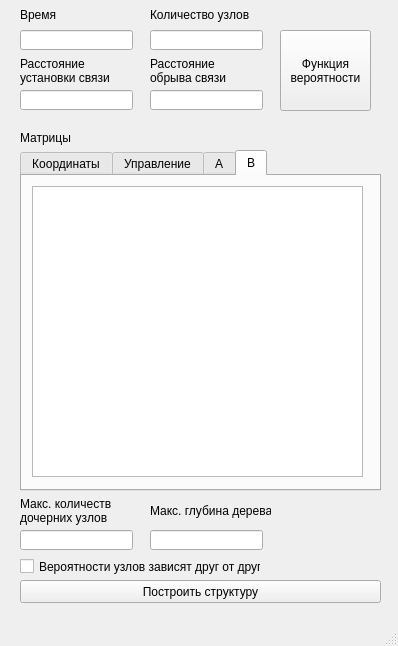
This is forms/main_win.ui in rmksrv/Multilevel_Hierarchy as Qt 5 draws it before an edit. The edited form follows.
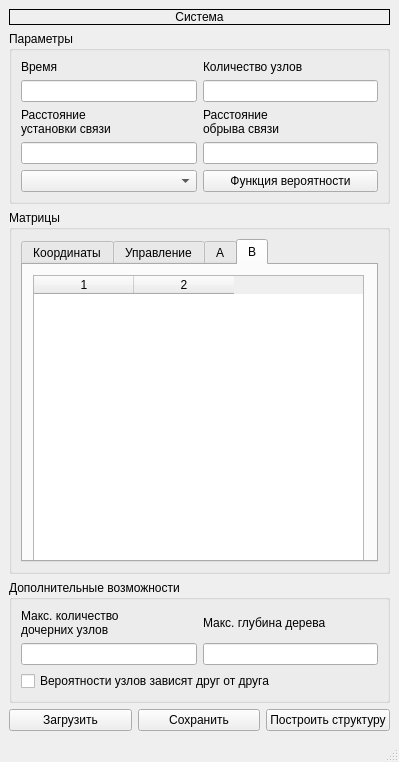
This is the edited form. The open tabs and pages were chosen to show the change.

The edit to the form file:
```diff
--- a/forms/main_win.ui
+++ b/forms/main_win.ui
@@ -6,23 +6,101 @@
    <rect>
     <x>0</x>
     <y>0</y>
-    <width>398</width>
-    <height>646</height>
+    <width>399</width>
+    <height>762</height>
    </rect>
   </property>
   <property name="windowTitle">
    <string>MainWindow</string>
   </property>
   <widget class="QWidget" name="centralwidget">
+   <layout class="QVBoxLayout" name="verticalLayout_2">
+    <item>
+     <layout class="QVBoxLayout" name="verticalLayout__description">
+      <item>
+       <widget class="QLabel" name="label__nextNode">
+        <property name="frameShape">
+         <enum>QFrame::Box</enum>
+        </property>
+        <property name="text">
+         <string>Система</string>
+        </property>
+        <property name="alignment">
+         <set>Qt::AlignCenter</set>
+        </property>
+       </widget>
+      </item>
+     </layout>
+    </item>
+    <item>
+     <widget class="QGroupBox" name="groupBox__params">
+      <property name="title">
+       <string>Параметры</string>
+      </property>
+      <layout class="QGridLayout" name="gridLayout">
+       <item row="0" column="0">
+        <widget class="QLabel" name="label__inputTime">
+         <property name="text">
+          <string>Время</string>
+         </property>
+        </widget>
+       </item>
+       <item row="0" column="1">
+        <widget class="QLabel" name="label__inputNodeAmount">
+         <property name="text">
+          <string>Количество узлов</string>
+         </property>
+        </widget>
+       </item>
+       <item row="1" column="0">
+        <widget class="QLineEdit" name="lineEdit__inputTime"/>
+       </item>
+       <item row="1" column="1">
+        <widget class="QLineEdit" name="lineEdit__inputNodeAmount"/>
+       </item>
+       <item row="2" column="0">
+        <widget class="QLabel" name="label__inputDistanceLinkOn">
+         <property name="text">
+          <string>Расстояние
+установки связи</string>
+         </property>
+        </widget>
+       </item>
+       <item row="2" column="1">
+        <widget class="QLabel" name="label__inputDistanceLinkOff">
+         <property name="text">
+          <string>Расстояние
+обрыва связи</string>
+         </property>
+        </widget>
+       </item>
+       <item row="3" column="0">
+        <widget class="QLineEdit" name="lineEdit__inputDistanceLinkOn"/>
+       </item>
+       <item row="3" column="1">
+        <widget class="QLineEdit" name="lineEdit__inputDistanceLinkOff"/>
+       </item>
+       <item row="4" column="0">
+        <widget class="QComboBox" name="comboBox__smoothFunc"/>
+       </item>
+       <item row="4" column="1">
+        <widget class="QPushButton" name="pushButton__showProbFunc">
+         <property name="text">
+          <string>Функция вероятности</string>
+         </property>
+        </widget>
+       </item>
+      </layout>
+     </widget>
+    </item>
+    <item>
+     <widget class="QGroupBox" name="groupBox__matrices">
+      <property name="title">
+       <string>Матрицы</string>
+      </property>
+      <layout class="QHBoxLayout" name="horizontalLayout_2">
+       <item>
    <widget class="QTabWidget" name="tabWidget__inputMatrices">
-    <property name="geometry">
-     <rect>
-      <x>20</x>
-      <y>150</y>
-      <width>361</width>
-      <height>341</height>
-     </rect>
-    </property>
     <property name="currentIndex">
      <number>0</number>
     </property>
@@ -84,203 +162,84 @@
         <height>291</height>
        </rect>
       </property>
-     </widget>
-    </widget>
-   </widget>
-   <widget class="QLabel" name="label__inputMatrices">
-    <property name="geometry">
-     <rect>
-      <x>20</x>
-      <y>122</y>
-      <width>351</width>
-      <height>31</height>
-     </rect>
-    </property>
-    <property name="text">
-     <string>Матрицы</string>
-    </property>
-   </widget>
-   <widget class="QLineEdit" name="lineEdit__inputNodeAmount">
-    <property name="geometry">
-     <rect>
-      <x>150</x>
-      <y>30</y>
-      <width>113</width>
-      <height>20</height>
-     </rect>
-    </property>
-   </widget>
-   <widget class="QLineEdit" name="lineEdit__inputTime">
-    <property name="geometry">
-     <rect>
-      <x>20</x>
-      <y>30</y>
-      <width>113</width>
-      <height>20</height>
-     </rect>
-    </property>
-   </widget>
-   <widget class="QLabel" name="label__inputTime">
-    <property name="geometry">
-     <rect>
-      <x>20</x>
-      <y>-1</y>
-      <width>111</width>
-      <height>31</height>
-     </rect>
-    </property>
-    <property name="text">
-     <string>Время</string>
-    </property>
-   </widget>
-   <widget class="QLabel" name="label__inputNodeAmount">
-    <property name="geometry">
-     <rect>
-      <x>150</x>
-      <y>-1</y>
-      <width>111</width>
-      <height>31</height>
-     </rect>
-    </property>
-    <property name="text">
-     <string>Количество узлов</string>
-    </property>
-   </widget>
+           <property name="sizeAdjustPolicy">
+            <enum>QAbstractScrollArea::AdjustToContents</enum>
+           </property>
+           <property name="columnCount">
+            <number>2</number>
+           </property>
+           <column/>
+           <column/>
+          </widget>
+         </widget>
+        </widget>
+       </item>
+      </layout>
+     </widget>
+    </item>
+    <item>
+     <widget class="QGroupBox" name="groupBox__features">
+      <property name="title">
+       <string>Дополнительные возможности</string>
+      </property>
+      <layout class="QGridLayout" name="gridLayout_2">
+       <item row="0" column="0">
    <widget class="QLabel" name="label__inputMaxSubNodes">
-    <property name="geometry">
-     <rect>
-      <x>20</x>
-      <y>490</y>
-      <width>91</width>
-      <height>41</height>
-     </rect>
-    </property>
     <property name="text">
      <string>Макс. количество
 дочерних узлов</string>
     </property>
    </widget>
-   <widget class="QLineEdit" name="lineEdit__inputMaxSubNodes">
-    <property name="geometry">
-     <rect>
-      <x>20</x>
-      <y>530</y>
-      <width>113</width>
-      <height>20</height>
-     </rect>
-    </property>
-   </widget>
+       </item>
+       <item row="0" column="1">
    <widget class="QLabel" name="label__inputMaxTreeLength">
-    <property name="geometry">
-     <rect>
-      <x>150</x>
-      <y>490</y>
-      <width>121</width>
-      <height>41</height>
-     </rect>
-    </property>
     <property name="text">
      <string>Макс. глубина дерева</string>
     </property>
    </widget>
-   <widget class="QLineEdit" name="lineEdit__inputMaxTreeLength">
-    <property name="geometry">
-     <rect>
-      <x>150</x>
-      <y>530</y>
-      <width>113</width>
-      <height>20</height>
-     </rect>
-    </property>
-   </widget>
+       </item>
+       <item row="1" column="0">
+        <widget class="QLineEdit" name="lineEdit__inputMaxSubNodes"/>
+       </item>
+       <item row="1" column="1">
+        <widget class="QLineEdit" name="lineEdit__inputMaxTreeLength"/>
+       </item>
+       <item row="2" column="0" colspan="2">
    <widget class="QCheckBox" name="checkBox__inputProbDepending">
-    <property name="geometry">
-     <rect>
-      <x>20</x>
-      <y>556</y>
-      <width>241</width>
-      <height>21</height>
-     </rect>
-    </property>
     <property name="text">
      <string>Вероятности узлов зависят друг от друга</string>
     </property>
    </widget>
+       </item>
+      </layout>
+     </widget>
+    </item>
+    <item>
+     <layout class="QHBoxLayout" name="horizontalLayout">
+      <item>
+       <widget class="QPushButton" name="pushButton__loadParams">
+        <property name="text">
+         <string>Загрузить</string>
+        </property>
+       </widget>
+      </item>
+      <item>
+       <widget class="QPushButton" name="pushButton__saveParams">
+        <property name="text">
+         <string>Сохранить</string>
+        </property>
+       </widget>
+      </item>
+      <item>
    <widget class="QPushButton" name="pushButton__buildStructure">
-    <property name="geometry">
-     <rect>
-      <x>20</x>
-      <y>580</y>
-      <width>361</width>
-      <height>23</height>
-     </rect>
-    </property>
     <property name="text">
      <string>Построить структуру</string>
     </property>
    </widget>
-   <widget class="QLabel" name="label__inputDistanceLinkOn">
-    <property name="geometry">
-     <rect>
-      <x>20</x>
-      <y>50</y>
-      <width>111</width>
-      <height>41</height>
-     </rect>
-    </property>
-    <property name="text">
-     <string>Расстояние
-установки связи</string>
-    </property>
-   </widget>
-   <widget class="QLineEdit" name="lineEdit__inputDistanceLinkOn">
-    <property name="geometry">
-     <rect>
-      <x>20</x>
-      <y>90</y>
-      <width>113</width>
-      <height>20</height>
-     </rect>
-    </property>
-   </widget>
-   <widget class="QLabel" name="label__inputDistanceLinkOff">
-    <property name="geometry">
-     <rect>
-      <x>150</x>
-      <y>50</y>
-      <width>111</width>
-      <height>41</height>
-     </rect>
-    </property>
-    <property name="text">
-     <string>Расстояние
-обрыва связи</string>
-    </property>
-   </widget>
-   <widget class="QLineEdit" name="lineEdit__inputDistanceLinkOff">
-    <property name="geometry">
-     <rect>
-      <x>150</x>
-      <y>90</y>
-      <width>113</width>
-      <height>20</height>
-     </rect>
-    </property>
-   </widget>
-   <widget class="QPushButton" name="pushButton__showProbFunc">
-    <property name="geometry">
-     <rect>
-      <x>280</x>
-      <y>30</y>
-      <width>91</width>
-      <height>81</height>
-     </rect>
-    </property>
-    <property name="text">
-     <string>Функция
-вероятности</string>
-    </property>
-   </widget>
+      </item>
+     </layout>
+    </item>
+   </layout>
   </widget>
   <widget class="QMenuBar" name="menubar">
    <property name="geometry">
```
Left out of the diff: 11 changed lines with no effect on the pictures. Lines whose indentation alone changed are shown as unchanged.
